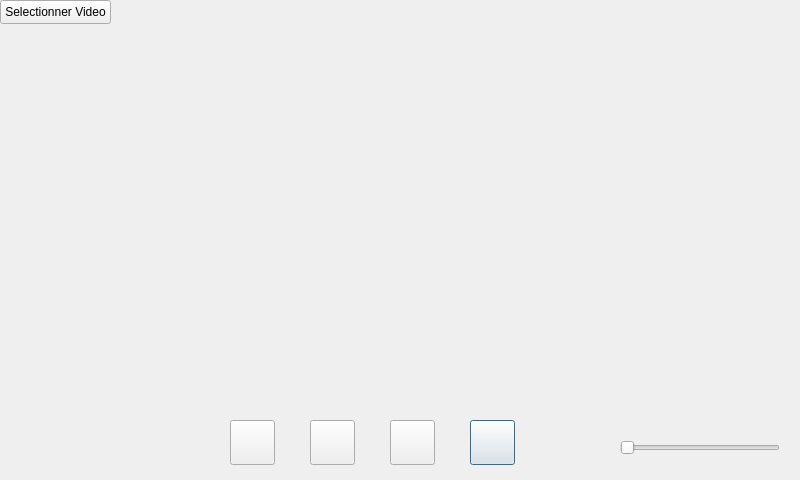
Qt form InterfaceEleve/interfacevideo.ui (Sam-Depardieu/Labo-de-langue) before a commit.
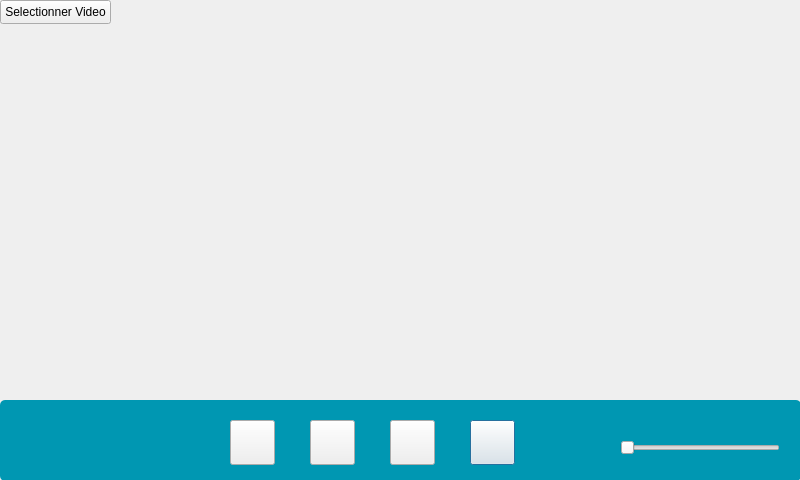
The same form after that commit.

What changed in the file:
```diff
--- a/InterfaceEleve/interfacevideo.ui
+++ b/InterfaceEleve/interfacevideo.ui
@@ -102,6 +102,36 @@
     <enum>Qt::Horizontal</enum>
    </property>
   </widget>
+  <widget class="QPushButton" name="pushButton_2">
+   <property name="geometry">
+    <rect>
+     <x>0</x>
+     <y>400</y>
+     <width>801</width>
+     <height>81</height>
+    </rect>
+   </property>
+   <property name="styleSheet">
+    <string notr="true">QPushButton {
+    background-color: rgb(0, 151, 178); /* Fond bleu */
+    color: white; /* Texte en blanc */
+    border: none; /* Enlever le contour si nécessaire */
+    border-radius: 5px; /* Optionnel : coins arrondis */
+    font-weight: bold; /* Optionnel : texte en gras */
+}</string>
+   </property>
+   <property name="text">
+    <string/>
+   </property>
+  </widget>
+  <zorder>pushButton_2</zorder>
+  <zorder>pushButton_Apres10</zorder>
+  <zorder>pushButton_Play</zorder>
+  <zorder>pushButton_Pause</zorder>
+  <zorder>pushButton_Avant10</zorder>
+  <zorder>pushButton_SelectVideo</zorder>
+  <zorder>verticalLayoutWidget</zorder>
+  <zorder>horizontalSlider_sonVideo</zorder>
  </widget>
  <resources/>
  <connections/>
```
